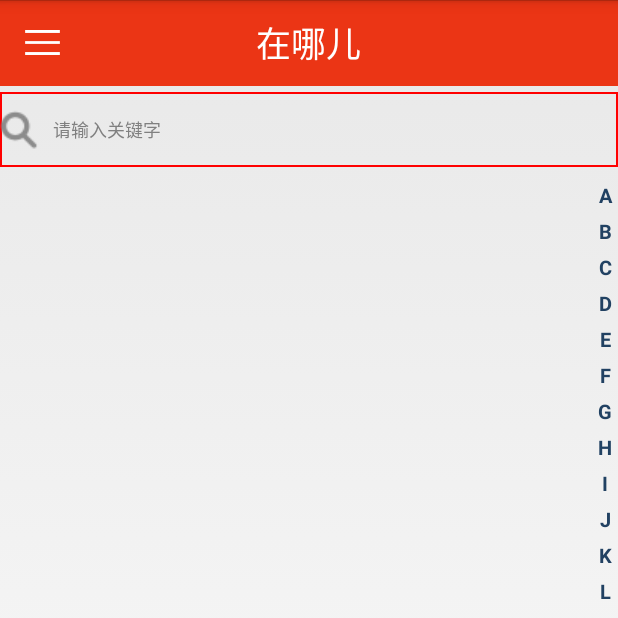
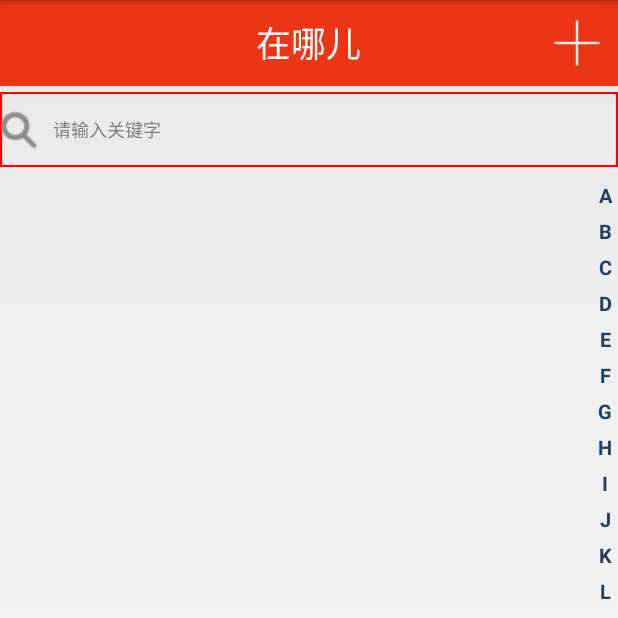
Before and after one commit to tianshi-dalian/zaina, an Android app: the MainActivty screen opened directly, with no data from a screen before it, after a tap on "联系人", on a phone screen of 412 x 824 dp, the top half of it. Run offline under Robolectric (Android 15) with nearby library versions, the phone set to English and light mode, and no system bars; our stand-ins replace ButterKnife, CircleImageView; libraries missing offline, so code that uses them is left out: com.alibaba.fastjson, com.orhanobut.logger; network calls fail; pictures from the network do not load; 4 statements that could not run were skipped.

Commit message:
tianshi add

```diff
--- a/ZaiNa/app/src/main/java/com/zaina/activity/fragment/Fragment_02.java
+++ b/ZaiNa/app/src/main/java/com/zaina/activity/fragment/Fragment_02.java
@@ -233,7 +233,7 @@ public class Fragment_02 extends CommonFragment {
         @Override
         public void onItemClick(AdapterView<?> adapterView, View view, int position, long l) {
             Intent intent = new Intent(getActivity(), BaiduMapActivity.class);
-            intent.putExtra("uuid", ((VFriendsAndtel) adapter.getItem(position)).getUuid());
+            intent.putExtra("uuid", ((VFriendsAndtel) adapter.getItem(position)).getFrienduuid());
             startActivity(intent);
         }
     };
--- a/ZaiNa/app/src/main/java/com/zaina/activity/fragment/Fragment_04.java
+++ b/ZaiNa/app/src/main/java/com/zaina/activity/fragment/Fragment_04.java
@@ -6,11 +6,13 @@ import android.support.annotation.Nullable;
 import android.view.LayoutInflater;
 import android.view.View;
 import android.view.ViewGroup;
+import android.widget.LinearLayout;
 import android.widget.TextView;
 
 import com.zaina.R;
 import com.zaina.common.CommonFragment;
 
+import adaptation.AbViewUtil;
 import butterknife.BindView;
 import butterknife.ButterKnife;
 
@@ -38,6 +40,7 @@ public class Fragment_04 extends CommonFragment {
     @Override
     public void onActivityCreated(Bundle savedInstanceState) {
         super.onActivityCreated(savedInstanceState);
+        AbViewUtil.scaleContentView((LinearLayout) view.findViewById(R.id.rootLayout));
     }
 
 }
--- a/ZaiNa/app/src/main/res/layout/title_03.xml
+++ b/ZaiNa/app/src/main/res/layout/title_03.xml
@@ -3,21 +3,6 @@
     android:layout_width="match_parent"
     android:layout_height="150px"
     android:background="@color/android_theme">
-
-    <FrameLayout
-        android:layout_width="150px"
-        android:layout_height="150px"
-        android:layout_centerVertical="true"
-        android:clickable="true"
-        android:onClick="reTurn">
-
-        <ImageView
-            android:layout_width="60px"
-            android:layout_height="60px"
-            android:layout_gravity="center"
-            android:onClick="reTurn"
-            android:src="@mipmap/cehua_img" />
-    </FrameLayout>
 
 
     <TextView
@@ -29,5 +14,13 @@
         android:textColor="@color/color_while"
         android:textSize="@dimen/activity_textsize_60" />
 
+    <ImageView
+        android:layout_width="80px"
+        android:layout_height="80px"
+        android:layout_marginRight="30px"
+        android:layout_centerVertical="true"
+        android:layout_alignParentRight="true"
+        android:background="@mipmap/add_img" />
+
 
 </RelativeLayout>
```
Also changed, not shown: ZaiNa/app/src/main/java/com/zaina/activity/MainActivty.java (+16 -0 lines).
